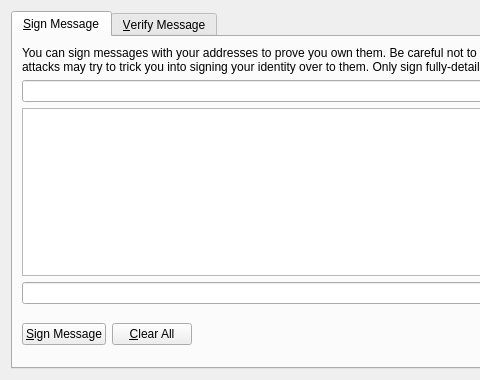
Old version of the form src/qt/forms/signverifymessagedialog.ui in the repository fabcoin-project/fabcoin; both pictures show x 0 to 480 and y 0 to 380 of the 700 by 380 pixel window.
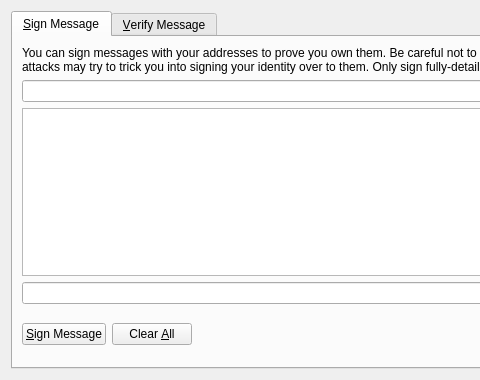
New version of the form. Icons and pictures are not drawn. Custom widgets are drawn as their Qt base class.

The edit to the form file:
```diff
--- a/src/qt/forms/signverifymessagedialog.ui
+++ b/src/qt/forms/signverifymessagedialog.ui
@@ -168,7 +168,7 @@
             <string>Reset all sign message fields</string>
            </property>
            <property name="text">
-            <string>&amp;Clear All</string>
+            <string>Clear &amp;All</string>
            </property>
            <property name="icon">
             <iconset resource="../freicoin.qrc">
```
Left out of the diff: 27 changed lines with no effect on the pictures.
